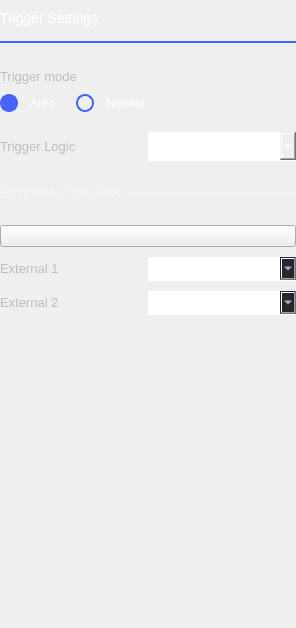
Qt form ui/digital_trigger_settings.ui (analogdevicesinc/scopy) before a commit.
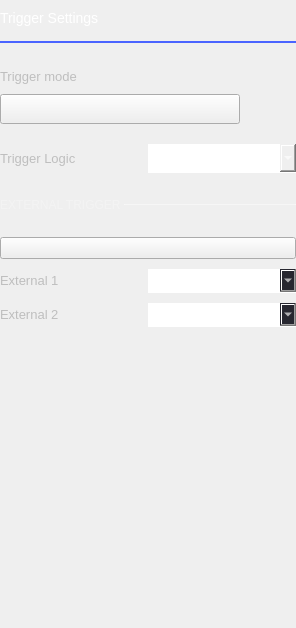
The same form after that commit. Icons and pictures are not drawn. Custom widgets are drawn as their Qt base class.

Commit message: Logic Analyzer: Change the trigger mode radio buttons into a big Custom Switch.

Patch:
```diff
--- a/ui/digital_trigger_settings.ui
+++ b/ui/digital_trigger_settings.ui
@@ -208,21 +208,35 @@
         <number>10</number>
        </property>
        <item>
-        <widget class="QRadioButton" name="btnAuto">
+        <widget class="adiscope::CustomSwitch" name="btnTriggerMode">
+         <property name="sizePolicy">
+          <sizepolicy hsizetype="Fixed" vsizetype="Fixed">
+           <horstretch>0</horstretch>
+           <verstretch>0</verstretch>
+          </sizepolicy>
+         </property>
+         <property name="minimumSize">
+          <size>
+           <width>240</width>
+           <height>30</height>
+          </size>
+         </property>
+         <property name="maximumSize">
+          <size>
+           <width>240</width>
+           <height>30</height>
+          </size>
+         </property>
          <property name="text">
+          <string/>
+         </property>
+         <property name="checkable">
+          <bool>true</bool>
+         </property>
+         <property name="leftText" stdset="0">
           <string>Auto</string>
          </property>
-         <property name="checked">
-          <bool>true</bool>
-         </property>
-         <attribute name="buttonGroup">
-          <string notr="true">buttonGroup</string>
-         </attribute>
-        </widget>
-       </item>
-       <item>
-        <widget class="QRadioButton" name="btnNormal">
-         <property name="text">
+         <property name="rightText" stdset="0">
           <string>Normal</string>
          </property>
          <attribute name="buttonGroup">
```
Left out of the diff: 6 changed lines with no effect on the pictures. The commit also changes 1 other file.
